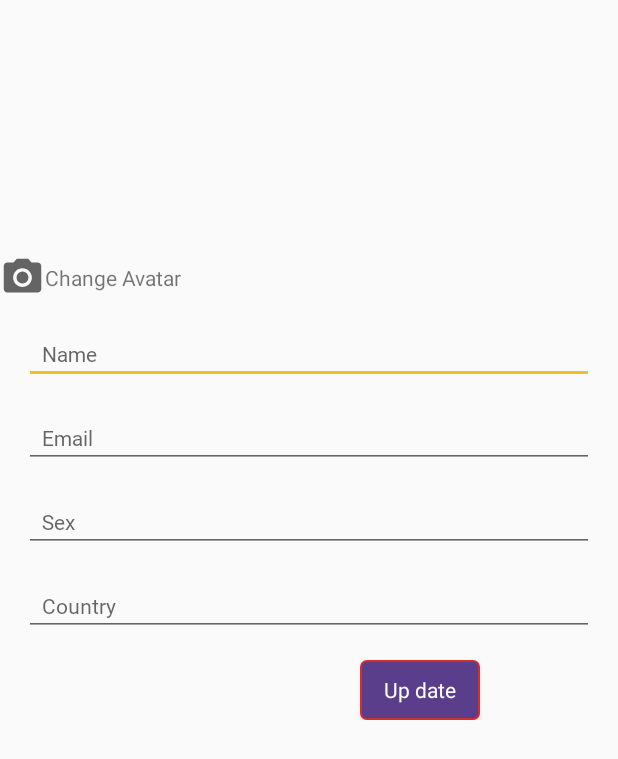
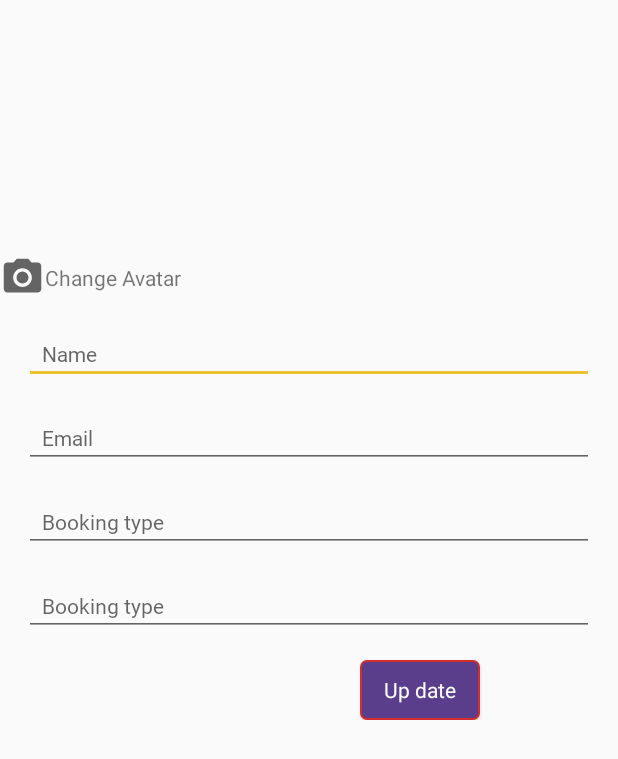
Before and after one commit to quangvung/ProjectAppDatBan, an Android app: the UserProfile screen opened directly, with no data from a screen before it, after a tap on "Up date", on a phone screen of 412 x 824 dp. Shown: the top 759 px of the screen. Run offline under Robolectric (Android 15) with nearby library versions, the phone set to English and light mode, and no system bars; our stand-ins replace CircleImageView, Firebase (no records; nobody signed in at launch, a user with empty details on screens opened directly); libraries missing offline, so code that uses them is left out: com.karumi.dexter; pictures from the network do not load; 6 statements that could not run were skipped.

Commit message:
fix debug

```diff
--- a/Booking_App/app/src/main/java/net/smallacademy/fragmentexample/UserProfile.java
+++ b/Booking_App/app/src/main/java/net/smallacademy/fragmentexample/UserProfile.java
@@ -112,7 +112,7 @@ public class UserProfile extends AppCompatActivity {
                     hashMap.put("country",changeCountry.getText().toString());
                     hashMap.put("avatarurl",user.get("avatarurl"));
                     dbr.child(userid).setValue(hashMap);
-                    Toast.makeText(getApplicationContext(),"Update Fail. You must complete all information.",Toast.LENGTH_LONG).show();
+                    Toast.makeText(getApplicationContext(),"Update Sucess",Toast.LENGTH_LONG).show();
                 }
             }
         });
@@ -127,7 +127,7 @@ public class UserProfile extends AppCompatActivity {
                             public void onPermissionGranted(PermissionGrantedResponse permissionGrantedResponse) {
                                 Intent intent = new Intent(Intent.ACTION_PICK);
                                 intent.setType("image/*");
-                                startActivityForResult(Intent.createChooser(intent, "Please choose an image"),1);
+                                startActivityForResult(Intent.createChooser(intent, "Hãy ch?n hình ?nh"),1);
                             }
 
                             @Override
@@ -170,7 +170,7 @@ public class UserProfile extends AppCompatActivity {
     }
     private void uploadtofirebase() {
         final ProgressDialog dialog=new ProgressDialog(this);
-        dialog.setTitle("Updating...");
+        dialog.setTitle("C?t nh?t thông tin...");
         dialog.show();
         StorageReference Imagefolder = FirebaseStorage.getInstance().getReference().child("ImageFolder");
         Random generator = new Random();
@@ -180,7 +180,7 @@ public class UserProfile extends AppCompatActivity {
                     @Override
                     public void onSuccess(UploadTask.TaskSnapshot taskSnapshot) {
                         dialog.dismiss();
-                        Toast.makeText(getApplicationContext(),"Update Success!",Toast.LENGTH_LONG).show();
+                        Toast.makeText(getApplicationContext(),"C?t nh?t thành công",Toast.LENGTH_LONG).show();
                         uploader.getDownloadUrl().addOnSuccessListener(new OnSuccessListener<Uri>() {
                             @Override
                             public void onSuccess(Uri uri) {
--- a/Booking_App/app/src/main/res/layout/user_profile.xml
+++ b/Booking_App/app/src/main/res/layout/user_profile.xml
@@ -70,7 +70,7 @@
             android:layout_width="match_parent"
             android:layout_height="wrap_content"
             android:fontFamily="@font/roboto"
-            android:hint="Sex"
+            android:hint="Booking type"
             android:inputType="textVisiblePassword"
             android:layout_marginTop="16dp"
             android:paddingLeft="12dp"
@@ -83,7 +83,7 @@
             android:layout_width="match_parent"
             android:layout_height="wrap_content"
             android:fontFamily="@font/roboto"
-            android:hint="Country"
+            android:hint="Booking type"
             android:inputType="textVisiblePassword"
             android:layout_marginTop="16dp"
             android:paddingLeft="12dp"
--- a/Booking_App/app/src/main/res/menu/drawer_menu.xml
+++ b/Booking_App/app/src/main/res/menu/drawer_menu.xml
@@ -10,7 +10,7 @@
             <item
                 android:id="@+id/next"
                 android:icon="@drawable/ic_skip_next_black_24dp"
-                android:title="Profile " />
+                android:title="Another " />
     </menu>
     </item>
     <item android:title="Communication">
```
